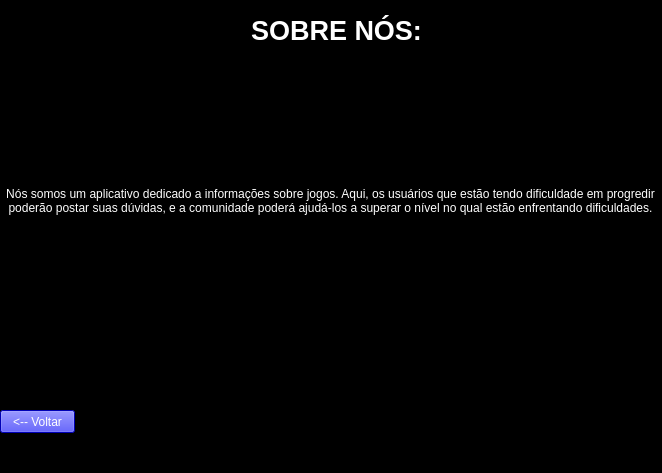
JorgeLuis8/Trabalho-POO-II, file TelaObout.ui: the form before one commit.
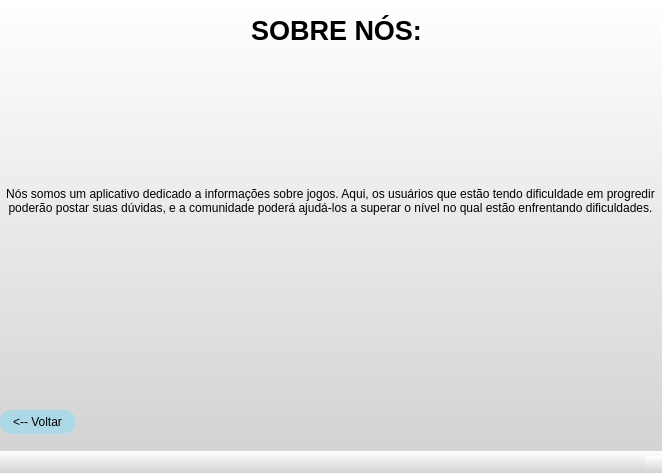
The form after the commit.

```diff
--- a/TelaObout.ui
+++ b/TelaObout.ui
@@ -14,7 +14,8 @@
    <string>MainWindow</string>
   </property>
   <property name="styleSheet">
-   <string notr="true">background-color: black;</string>
+   <string notr="true">background: qlineargradient(x1: 0, y1: 0, x2: 0, y2: 1, stop: 0 white, stop: 1 #D3D3D3);
+</string>
   </property>
   <widget class="QWidget" name="centralwidget">
    <widget class="QLabel" name="label">
@@ -34,7 +35,10 @@
      </font>
     </property>
     <property name="styleSheet">
-     <string notr="true">color:white;</string>
+     <string notr="true">color: black;
+background-color: transparent;
+border: none;
+</string>
     </property>
     <property name="text">
      <string>SOBRE NÓS:</string>
@@ -55,12 +59,12 @@
     <property name="font">
      <font>
       <family>Arial</family>
-      <pointsize>-1</pointsize>
      </font>
     </property>
     <property name="styleSheet">
-     <string notr="true">font-size: 12px;
-color: white;
+     <string notr="true">color: black;
+background-color: transparent;
+border: none;
 </string>
     </property>
     <property name="frameShape">
@@ -92,8 +96,15 @@
      </rect>
     </property>
     <property name="styleSheet">
-     <string notr="true">color: white;
-background-color: blue;</string>
+     <string notr="true">QPushButton {
+    background-color:  #add8e6;
+    border-radius: 10px;
+}
+
+QPushButton:hover {
+    background-color:#AABAF2 ;
+}
+</string>
     </property>
     <property name="text">
      <string>&lt;-- Voltar</string>
```
